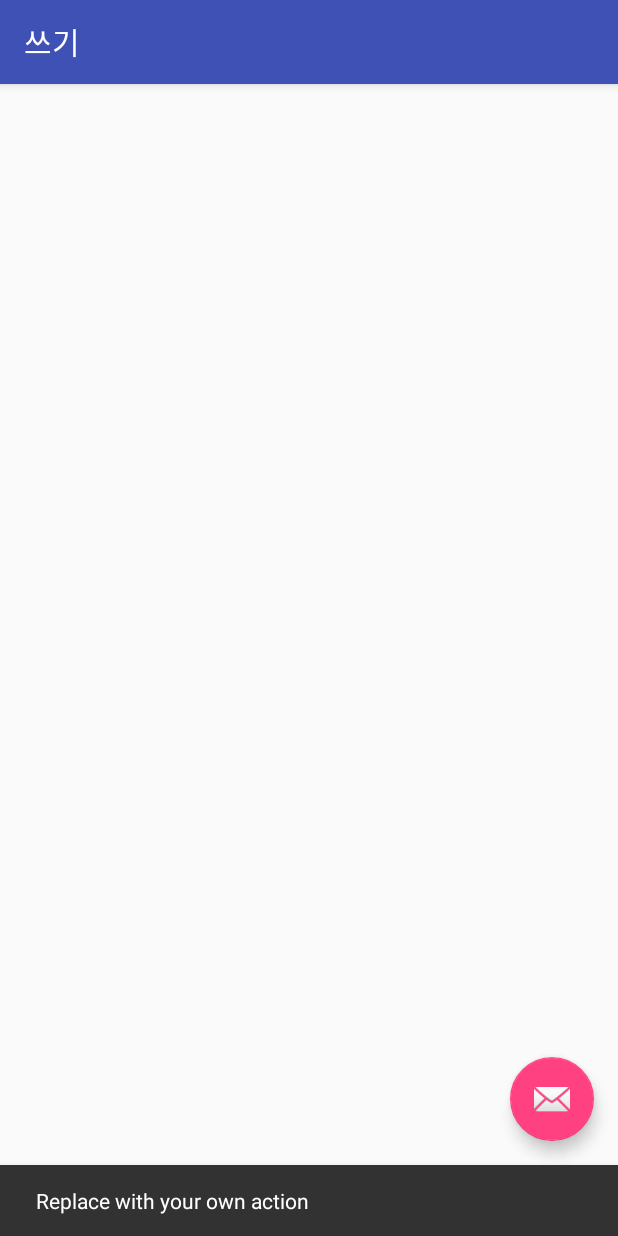
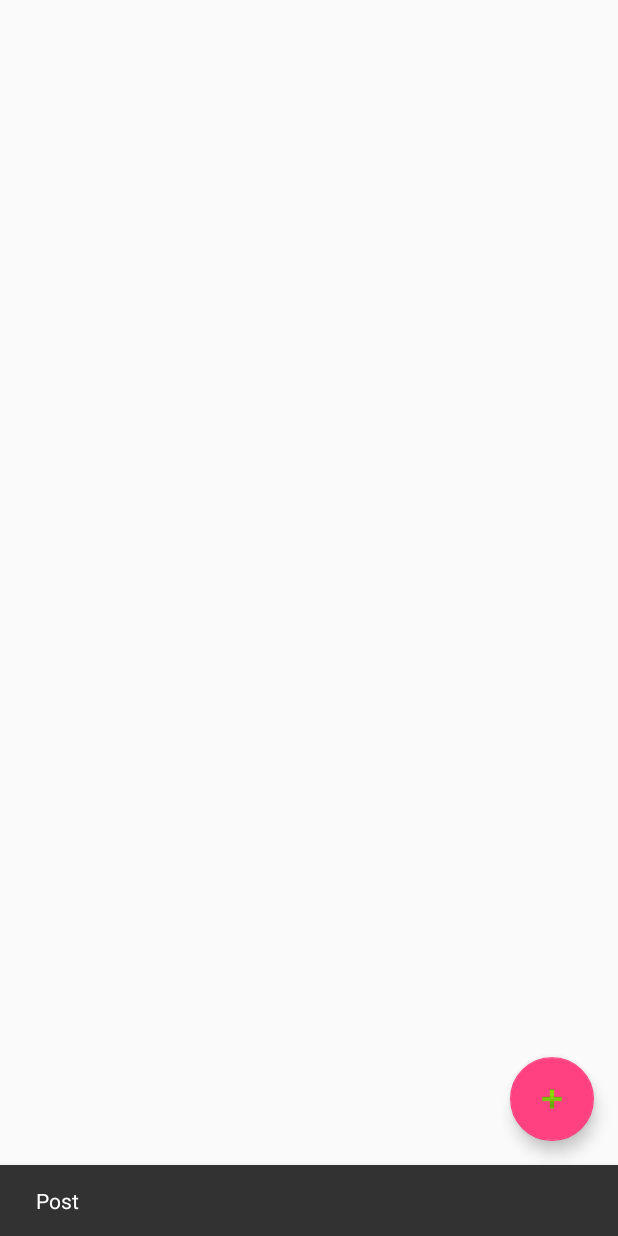
Before and after one commit to v-process/growth_diary, an Android app: the WriteActivity screen opened directly, with no data from a screen before it, after a tap on an icon or button, on a phone screen of 412 x 824 dp. Run offline under Robolectric (Android 15) with nearby library versions, the phone set to English and light mode, and no system bars.

Commit message:
commit for merge

```diff
--- a/FarmDiary/app/src/main/AndroidManifest.xml
+++ b/FarmDiary/app/src/main/AndroidManifest.xml
@@ -25,7 +25,7 @@
         <activity
             android:name=".ReadActivity"
             android:label="@string/title_activity_read"
-            android:theme="@style/AppTheme.NoActionBar"></activity>
+            android:theme="@style/AppTheme.NoActionBar" />
     </application>
 
 </manifest>
--- a/FarmDiary/app/src/main/java/org/soma/farmdiary/HTMLImageGetter.java
+++ b/FarmDiary/app/src/main/java/org/soma/farmdiary/HTMLImageGetter.java
@@ -71,6 +71,7 @@ public class HTMLImageGetter implements Html.ImageGetter {
             }
             return null;
         }
+
         @Override
         protected void onPostExecute(Void result) {
             v.setText(v.getText());
--- a/FarmDiary/app/src/main/java/org/soma/farmdiary/WriteActivity.java
+++ b/FarmDiary/app/src/main/java/org/soma/farmdiary/WriteActivity.java
@@ -1,10 +1,10 @@
 package org.soma.farmdiary;
 
+import android.content.Intent;
 import android.os.Bundle;
 import android.support.design.widget.FloatingActionButton;
 import android.support.design.widget.Snackbar;
 import android.support.v7.app.AppCompatActivity;
-import android.support.v7.widget.Toolbar;
 import android.view.View;
 
 public class WriteActivity extends AppCompatActivity {
@@ -13,14 +13,12 @@ public class WriteActivity extends AppCompatActivity {
     protected void onCreate(Bundle savedInstanceState) {
         super.onCreate(savedInstanceState);
         setContentView(R.layout.activity_write);
-        Toolbar toolbar = (Toolbar) findViewById(R.id.toolbar);
-        setSupportActionBar(toolbar);
 
         FloatingActionButton fab = (FloatingActionButton) findViewById(R.id.fab);
         fab.setOnClickListener(new View.OnClickListener() {
             @Override
             public void onClick(View view) {
-                Snackbar.make(view, "Replace with your own action", Snackbar.LENGTH_LONG)
+                Snackbar.make(view, "Post", Snackbar.LENGTH_LONG)
                         .setAction("Action", null).show();
             }
         });
--- a/FarmDiary/app/src/main/res/layout/activity_write.xml
+++ b/FarmDiary/app/src/main/res/layout/activity_write.xml
@@ -1,25 +1,10 @@
 <?xml version="1.0" encoding="utf-8"?>
 <android.support.design.widget.CoordinatorLayout xmlns:android="http://schemas.android.com/apk/res/android"
-    xmlns:app="http://schemas.android.com/apk/res-auto"
     xmlns:tools="http://schemas.android.com/tools"
     android:layout_width="match_parent"
     android:layout_height="match_parent"
     android:fitsSystemWindows="true"
     tools:context="org.soma.farmdiary.WriteActivity">
-
-    <android.support.design.widget.AppBarLayout
-        android:layout_width="match_parent"
-        android:layout_height="wrap_content"
-        android:theme="@style/AppTheme.AppBarOverlay">
-
-        <android.support.v7.widget.Toolbar
-            android:id="@+id/toolbar"
-            android:layout_width="match_parent"
-            android:layout_height="?attr/actionBarSize"
-            android:background="?attr/colorPrimary"
-            app:popupTheme="@style/AppTheme.PopupOverlay" />
-
-    </android.support.design.widget.AppBarLayout>
 
     <include layout="@layout/content_write" />
 
@@ -29,6 +14,6 @@
         android:layout_height="wrap_content"
         android:layout_gravity="bottom|end"
         android:layout_margin="@dimen/fab_margin"
-        android:src="@android:drawable/ic_dialog_email" />
+        android:src="@android:drawable/ic_input_add" />
 
 </android.support.design.widget.CoordinatorLayout>
--- a/FarmDiary/app/src/main/res/layout/content_write.xml
+++ b/FarmDiary/app/src/main/res/layout/content_write.xml
@@ -4,10 +4,6 @@
     xmlns:tools="http://schemas.android.com/tools"
     android:layout_width="match_parent"
     android:layout_height="match_parent"
-    android:paddingBottom="@dimen/activity_vertical_margin"
-    android:paddingLeft="@dimen/activity_horizontal_margin"
-    android:paddingRight="@dimen/activity_horizontal_margin"
-    android:paddingTop="@dimen/activity_vertical_margin"
     app:layout_behavior="@string/appbar_scrolling_view_behavior"
     tools:context="org.soma.farmdiary.WriteActivity"
     tools:showIn="@layout/activity_write">
--- a/FarmDiary/app/src/main/res/values/strings.xml
+++ b/FarmDiary/app/src/main/res/values/strings.xml
@@ -4,4 +4,5 @@
     <string name="exit">종료</string>
     <string name="title_activity_write">쓰기</string>
     <string name="title_activity_read">읽기</string>
+    <string name="title_activity_info">읽기</string>
 </resources>
```
Also changed, not shown: FarmDiary/app/src/main/java/org/soma/farmdiary/ReadActivity.java (+17 -2 lines), FarmDiary/app/src/main/java/org/soma/farmdiary/StartupActivity.java (+5 -4 lines), FarmDiary/app/src/main/res/layout/activity_read.xml (+1 -16 lines), FarmDiary/app/src/main/res/layout/activity_startup.xml (+0 -14 lines), FarmDiary/app/src/main/res/layout/content_read.xml (deleted, +0 -34 lines), FarmDiary/app/src/main/res/layout/content_startup.xml (+4 -4 lines).
